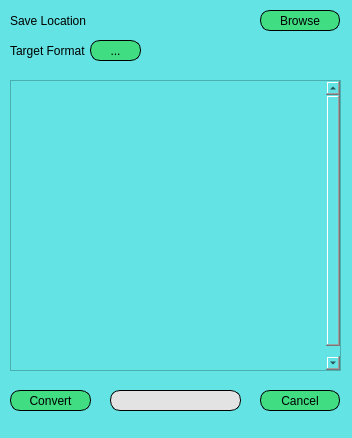
Qt form qt_assets/mainwindow.ui (berkealgul/Convert-It) before a commit.
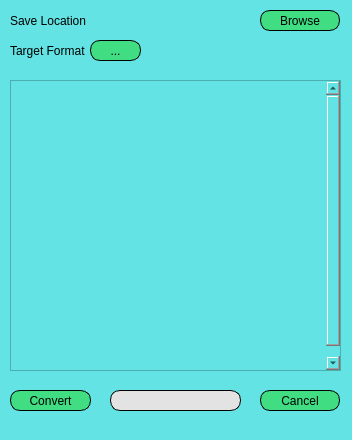
The same form after that commit.

Patch:
```diff
--- a/qt_assets/mainwindow.ui
+++ b/qt_assets/mainwindow.ui
@@ -7,7 +7,7 @@
     <x>0</x>
     <y>0</y>
     <width>352</width>
-    <height>438</height>
+    <height>440</height>
    </rect>
   </property>
   <property name="windowTitle">
```
Left out of the diff: 13 changed lines with no effect on the pictures.
